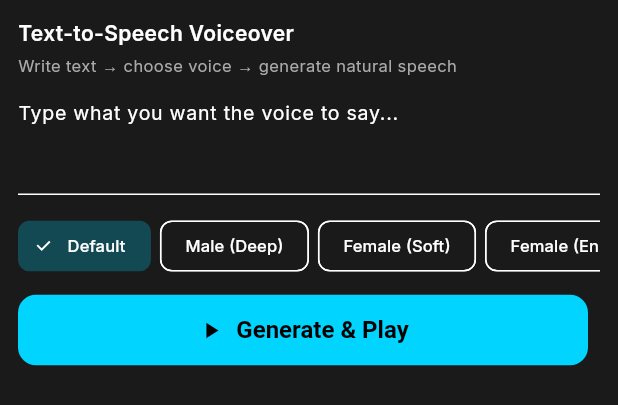
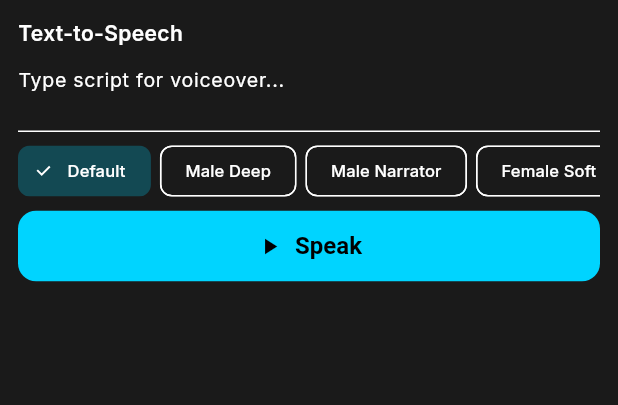
Before and after one commit to jagwazorld-max/ApexCut, a Flutter app: the TtsPanel widget shown alone on an empty page, opened directly, on a phone screen of 412 x 824 dp. Shown: the top 405 px of the screen. Run offline on Flutter 3.47's test engine with Material 3 defaults, Android fonts, the light colour scheme and no system bars; our stand-ins replace audioplayers, equatable, flutter_riverpod, flutter_tts, google_fonts, image_picker and 2 more; missing offline and left inert: record; network calls fail.

Commit message:
Add mic recording, background swap, more TTS voices, 15 features, hardened workflows

```diff
--- a/lib/features/audio/tts_panel.dart
+++ b/lib/features/audio/tts_panel.dart
@@ -2,7 +2,6 @@ import 'package:flutter/material.dart';
 import 'package:flutter_tts/flutter_tts.dart';
 import '../../core/theme/app_theme.dart';
 
-/// Text-to-Speech panel – write text and generate voiceover in different voices
 class TtsPanel extends StatefulWidget {
   final ValueChanged<String>? onAudioGenerated;
 
@@ -16,19 +15,25 @@ class _TtsPanelState extends State<TtsPanel> {
   final FlutterTts _tts = FlutterTts();
   final TextEditingController _controller = TextEditingController();
   bool _isSpeaking = false;
-  double _rate = 0.5;
-  double _pitch = 1.0;
-  double _volume = 1.0;
   String _selectedVoice = 'Default';
+  String _language = 'en-US';
 
-  final List<String> _voices = [
-    'Default',
-    'Male (Deep)',
-    'Female (Soft)',
-    'Female (Energetic)',
-    'Male (Narrator)',
-    'Child',
-    'Robot',
+  final List<Map<String, String>> _voices = [
+    {'id': 'Default', 'lang': 'en-US', 'pitch': '1.0', 'rate': '0.5'},
+    {'id': 'Male Deep', 'lang': 'en-US', 'pitch': '0.65', 'rate': '0.42'},
+    {'id': 'Male Narrator', 'lang': 'en-US', 'pitch': '0.8', 'rate': '0.4'},
+    {'id': 'Female Soft', 'lang': 'en-US', 'pitch': '1.25', 'rate': '0.45'},
+    {'id': 'Female Energetic', 'lang': 'en-US', 'pitch': '1.4', 'rate': '0.58'},
+    {'id': 'Child', 'lang': 'en-US', 'pitch': '1.7', 'rate': '0.5'},
+    {'id': 'Robot', 'lang': 'en-US', 'pitch': '0.45', 'rate': '0.32'},
+    {'id': 'British', 'lang': 'en-GB', 'pitch': '1.0', 'rate': '0.48'},
+    {'id': 'Australian', 'lang': 'en-AU', 'pitch': '1.05', 'rate': '0.5'},
+    {'id': 'Indian English', 'lang': 'en-IN', 'pitch': '1.1', 'rate': '0.48'},
+    {'id': 'Spanish', 'lang': 'es-ES', 'pitch': '1.0', 'rate': '0.5'},
+    {'id': 'French', 'lang': 'fr-FR', 'pitch': '1.0', 'rate': '0.5'},
+    {'id': 'German', 'lang': 'de-DE', 'pitch': '0.95', 'rate': '0.48'},
+    {'id': 'Portuguese', 'lang': 'pt-BR', 'pitch': '1.05', 'rate': '0.5'},
+    {'id': 'Japanese', 'lang': 'ja-JP', 'pitch': '1.1', 'rate': '0.5'},
   ];
 
   @override
@@ -38,11 +43,7 @@ class _TtsPanelState extends State<TtsPanel> {
   }
 
   Future<void> _initTts() async {
-    await _tts.setLanguage('en-US');
-    await _tts.setSpeechRate(_rate);
-    await _tts.setPitch(_pitch);
-    await _tts.setVolume(_volume);
-
+    await _tts.setLanguage(_language);
     _tts.setStartHandler(() => setState(() => _isSpeaking = true));
     _tts.setCompletionHandler(() => setState(() => _isSpeaking = false));
     _tts.setCancelHandler(() => setState(() => _isSpeaking = false));
@@ -52,37 +53,10 @@ class _TtsPanelState extends State<TtsPanel> {
     final text = _controller.text.trim();
     if (text.isEmpty) return;
 
-    // Simple voice simulation via pitch/rate
-    switch (_selectedVoice) {
-      case 'Male (Deep)':
-        await _tts.setPitch(0.7);
-        await _tts.setSpeechRate(0.4);
-        break;
-      case 'Female (Soft)':
-        await _tts.setPitch(1.3);
-        await _tts.setSpeechRate(0.45);
-        break;
-      case 'Female (Energetic)':
-        await _tts.setPitch(1.4);
-        await _tts.setSpeechRate(0.6);
-        break;
-      case 'Male (Narrator)':
-        await _tts.setPitch(0.85);
-        await _tts.setSpeechRate(0.42);
-        break;
-      case 'Child':
-        await _tts.setPitch(1.6);
-        await _tts.setSpeechRate(0.5);
-        break;
-      case 'Robot':
-        await _tts.setPitch(0.5);
-        await _tts.setSpeechRate(0.35);
-        break;
-      default:
-        await _tts.setPitch(_pitch);
-        await _tts.setSpeechRate(_rate);
-    }
-
+    final voice = _voices.firstWhere((v) => v['id'] == _selectedVoice, orElse: () => _voices.first);
+    await _tts.setLanguage(voice['lang']!);
+    await _tts.setPitch(double.parse(voice['pitch']!));
+    await _tts.setSpeechRate(double.parse(voice['rate']!));
     await _tts.speak(text);
     widget.onAudioGenerated?.call(text);
   }
@@ -107,34 +81,27 @@ class _TtsPanelState extends State<TtsPanel> {
       child: Column(
         crossAxisAlignment: CrossAxisAlignment.start,
         children: [
-          const Text('Text-to-Speech Voiceover', style: TextStyle(fontWeight: FontWeight.w600, fontSize: 14)),
-          const SizedBox(height: 4),
-          const Text(
-            'Write text → choose voice → generate natural speech',
-            style: TextStyle(fontSize: 11, color: AppTheme.textSecondary),
-          ),
-          const SizedBox(height: 10),
+          const Text('Text-to-Speech', style: TextStyle(fontWeight: FontWeight.w600, fontSize: 14)),
+          const SizedBox(height: 8),
           TextField(
             controller: _controller,
-            maxLines: 3,
+            maxLines: 2,
             style: const TextStyle(fontSize: 13),
-            decoration: const InputDecoration(
-              hintText: 'Type what you want the voice to say...',
-              isDense: true,
-            ),
+            decoration: const InputDecoration(hintText: 'Type script for voiceover...', isDense: true),
           ),
-          const SizedBox(height: 10),
-          SingleChildScrollView(
-            scrollDirection: Axis.horizontal,
-            child: Row(
+          const SizedBox(height: 8),
+          SizedBox(
+            height: 36,
+            child: ListView(
+              scrollDirection: Axis.horizontal,
               children: _voices.map((v) {
-                final selected = _selectedVoice == v;
+                final selected = _selectedVoice == v['id'];
                 return Padding(
                   padding: const EdgeInsets.only(right: 6),
                   child: ChoiceChip(
-                    label: Text(v, style: const TextStyle(fontSize: 11)),
+                    label: Text(v['id']!, style: const TextStyle(fontSize: 11)),
                     selected: selected,
-                    onSelected: (_) => setState(() => _selectedVoice = v),
+                    onSelected: (_) => setState(() => _selectedVoice = v['id']!),
                     selectedColor: AppTheme.primary.withOpacity(0.25),
                   ),
                 );
@@ -148,15 +115,11 @@ class _TtsPanelState extends State<TtsPanel> {
                 child: ElevatedButton.icon(
                   onPressed: _isSpeaking ? null : _speak,
                   icon: Icon(_isSpeaking ? Icons.volume_up : Icons.play_arrow, size: 18),
-                  label: Text(_isSpeaking ? 'Speaking...' : 'Generate & Play'),
+                  label: Text(_isSpeaking ? 'Speaking...' : 'Speak'),
                 ),
               ),
-              const SizedBox(width: 8),
               if (_isSpeaking)
-                IconButton(
-                  onPressed: _stop,
-                  icon: const Icon(Icons.stop_circle, color: AppTheme.secondary),
-                ),
+                IconButton(onPressed: _stop, icon: const Icon(Icons.stop_circle, color: AppTheme.secondary)),
             ],
           ),
         ],
```
Also changed, not shown: lib/features/audio/mic_recorder_panel.dart (added, +153 -0 lines), pubspec.yaml (+3 -6 lines).
